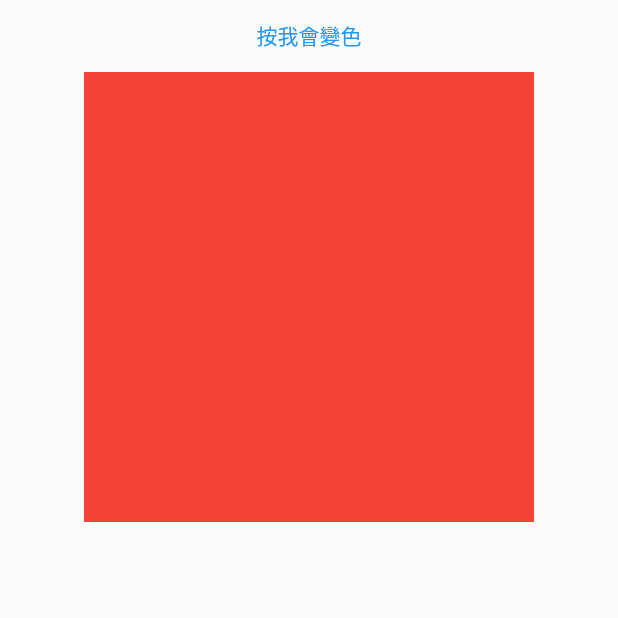
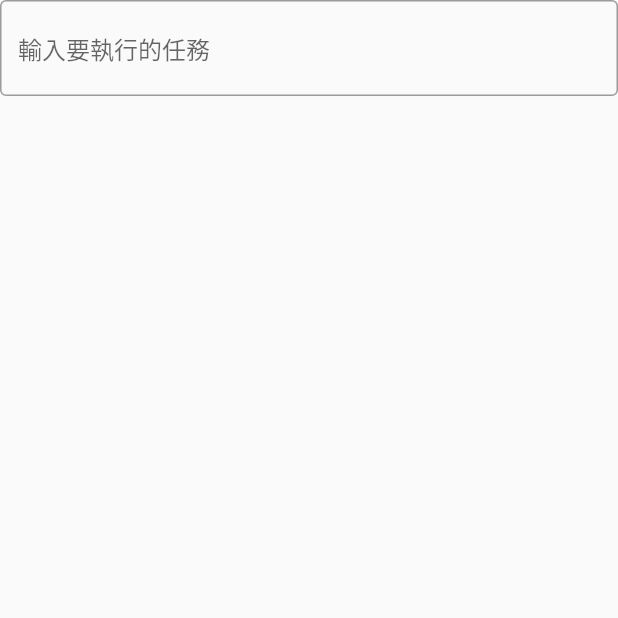
Before and after one commit to atorigin/flutter_book, a Flutter app: the screen it shows after launch, on a phone screen of 412 x 824 dp, the top half of it. Run offline on Flutter 3.47's test engine with Material 2 defaults, Android fonts, the phone set to English and light mode, and no system bars; missing offline and left inert: dart:html.

Commit message:
練習 4-3

```diff
--- a/ch4/lib/main.dart
+++ b/ch4/lib/main.dart
@@ -2,6 +2,7 @@ import 'dart:html';
 
 import 'package:flutter/material.dart';
 import 'package:ch4/screens/colorful_demo_screen.dart';
+import 'package:ch4/screens/todo_input_demo_screen.dart';
 
 void main() {
   runApp(AppEntryPoint());
@@ -12,14 +13,15 @@ class AppEntryPoint extends StatelessWidget {
   @override
   Widget build(BuildContext context) {
     return MaterialApp(
-      title: 'statefulwidget demo',
+      title: 'Flutter Demo',
       theme: ThemeData(
         primarySwatch: Colors.blue,
       ),
       routes: {
-        "/color-demo": (BuildContext context) => ColorfulDemoScreen()
+        "/color-demo": (BuildContext context) => ColorfulDemoScreen(),
+        "/task": (BuildContext context) => TodoInputDemoScreen(),
       },
-      initialRoute: "/color-demo",
+      initialRoute: "/task",
     );
   }
 }
--- /dev/null
+++ b/ch4/lib/screens/todo_input_demo_screen.dart
@@ -0,0 +1,48 @@
+import 'package:flutter/material.dart';
+
+class TodoInputDemoScreen extends StatefulWidget {
+
+  List<String> todoList = [];
+
+  @override
+  State createState() {
+    return _TodoInputDemoScreen();
+  }
+}
+
+class _TodoInputDemoScreen extends State<TodoInputDemoScreen> {
+
+  @override
+  Widget build(BuildContext context) {
+
+    var textEditController = TextEditingController();
+
+    Widget userInputTextField = Container(
+      width: 500,
+      child: TextField (
+        decoration: InputDecoration(
+          border: OutlineInputBorder(),
+          hintText: '輸入要執行的任務'
+        ),
+        controller: textEditController,
+        onSubmitted: (inputValue){
+          setState(() {
+            this.widget.todoList.add(inputValue);
+            textEditController.clear();
+          });
+        },
+      )
+    );
+    return Scaffold(
+      body: Container(
+        alignment: Alignment.topCenter,
+        child: Column(
+          children: [
+            userInputTextField,
+            ...this.widget.todoList.map((taskString) => Text(taskString)).toList()
+          ],
+        ),
+      ),
+    );
+  }
+}
```
